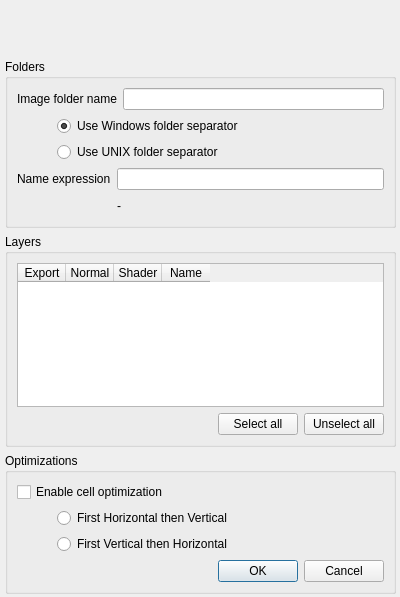
Above: src/plugins/orx/optionsdialog.ui from mapeditor/tiled before the change. Below: the same form after it.
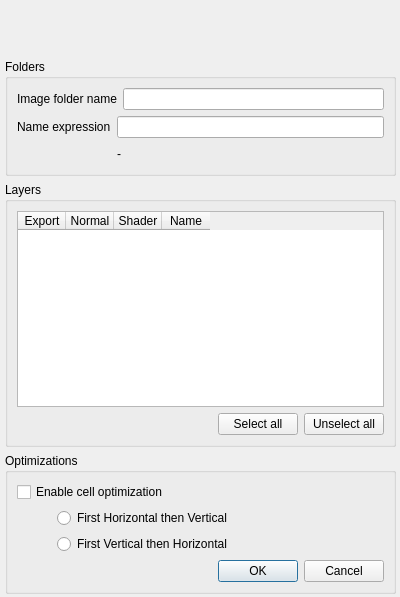
That is the form after the change. Icons and pictures are not drawn.

The edit to the form file:
```diff
--- a/src/plugins/orx/optionsdialog.ui
+++ b/src/plugins/orx/optionsdialog.ui
@@ -105,47 +105,6 @@
              </item>
             </layout>
            </item>
-           <item>
-            <layout class="QHBoxLayout" name="horizontalLayout_5">
-             <item>
-              <spacer name="horizontalSpacer_5">
-               <property name="orientation">
-                <enum>Qt::Horizontal</enum>
-               </property>
-               <property name="sizeType">
-                <enum>QSizePolicy::Fixed</enum>
-               </property>
-               <property name="sizeHint" stdset="0">
-                <size>
-                 <width>40</width>
-                 <height>20</height>
-                </size>
-               </property>
-              </spacer>
-             </item>
-             <item>
-              <layout class="QVBoxLayout" name="verticalLayout_6" stretch="0,1">
-               <item>
-                <widget class="QRadioButton" name="rdUseWnidowsSeparator">
-                 <property name="text">
-                  <string>Use Windows folder separator</string>
-                 </property>
-                 <property name="checked">
-                  <bool>true</bool>
-                 </property>
-                </widget>
-               </item>
-               <item>
-                <widget class="QRadioButton" name="rdUseUnixSeparator">
-                 <property name="text">
-                  <string>Use UNIX folder separator</string>
-                 </property>
-                </widget>
-               </item>
-              </layout>
-             </item>
-            </layout>
-           </item>
            <item>
             <layout class="QFormLayout" name="formLayout">
              <item row="2" column="0">
```
